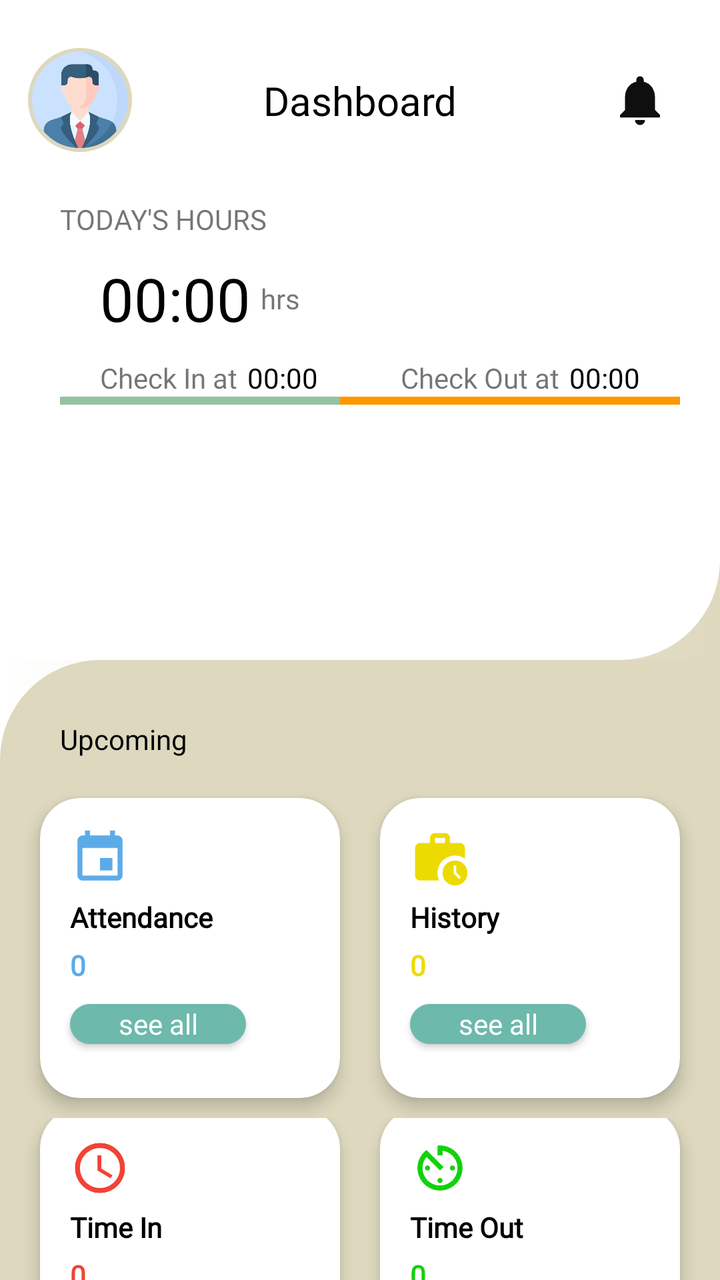
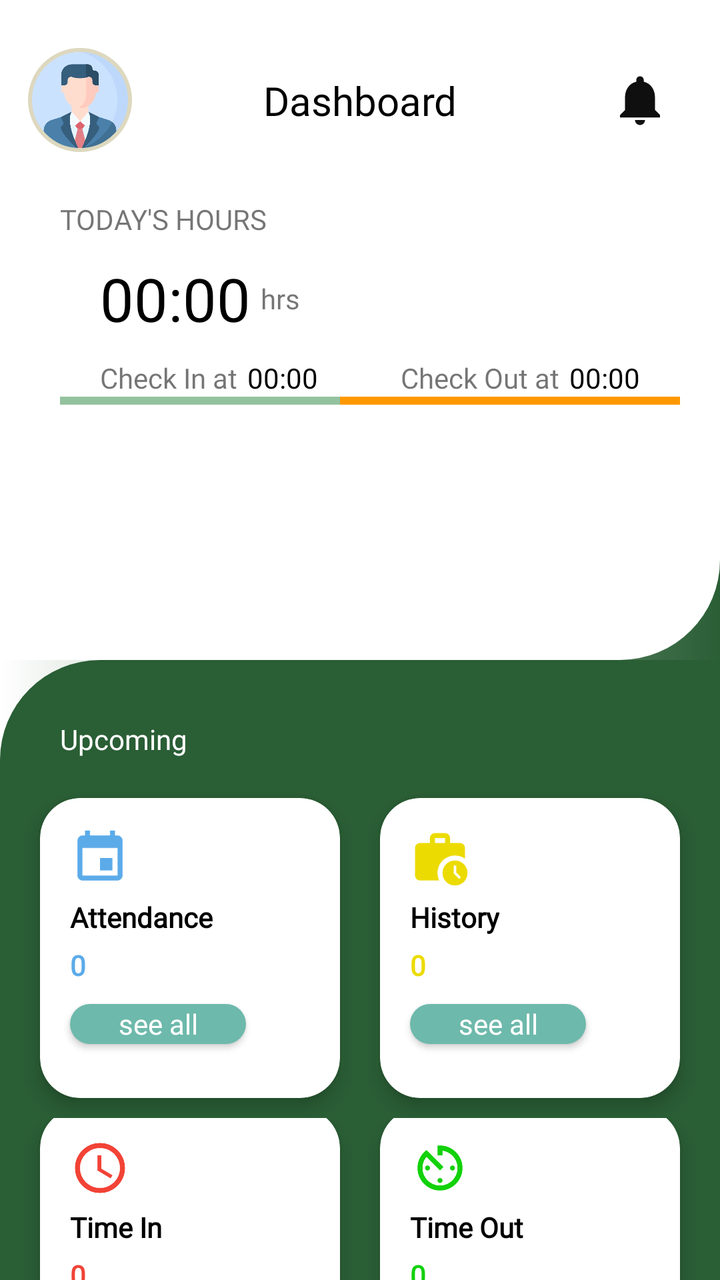

Screens rendered from an Android XML layout before and after an edit, with the pre-edit source and the edit as a unified diff.
<!-- AndroidManifest.xml: application theme Theme.CDMRollHub -->
<!-- res/layout/fragment_home.xml -->
<?xml version="1.0" encoding="utf-8"?>
<FrameLayout xmlns:android="http://schemas.android.com/apk/res/android"
    xmlns:tools="http://schemas.android.com/tools"
    android:layout_width="match_parent"
    android:layout_height="match_parent"
    xmlns:app="http://schemas.android.com/apk/res-auto"
    tools:context=".dashboard.Home">

    <RelativeLayout
        android:layout_width="match_parent"
        android:layout_height="match_parent"
        android:background="@drawable/dashboard_middle_background">

        <LinearLayout
            android:id="@+id/top_background"
            android:layout_width="match_parent"
            android:layout_height="330dp"
            android:background="@drawable/dashboard_top_background"
            android:layout_alignParentTop="true"
            android:gravity="center"
            android:orientation="vertical">

            <LinearLayout
                android:layout_width="match_parent"
                android:layout_height="match_parent"
                android:orientation="vertical">

                <androidx.constraintlayout.widget.ConstraintLayout
                    android:layout_width="match_parent"
                    android:layout_height="wrap_content"
                    android:layout_marginTop="20dp">

                    <com.google.android.material.imageview.ShapeableImageView
                        android:id="@+id/profilePic"
                        android:layout_width="60dp"
                        android:layout_height="60dp"
                        android:layout_marginStart="10dp"
                        android:clickable="true"
                        android:focusable="true"
                        android:padding="5dp"
                        android:scaleType="centerCrop"
                        android:src="@drawable/profile_icon"
                        app:layout_constraintStart_toStartOf="parent"
                        app:layout_constraintTop_toTopOf="parent"
                        app:layout_constraintBottom_toBottomOf="parent"
                        app:shapeAppearanceOverlay="@style/circular"
                        app:strokeColor="@color/brown"
                        app:strokeWidth="2dp"
                        tools:ignore="SpeakableTextPresentCheck" />

                    <TextView
                        android:id="@+id/dashboardNameText"
                        android:layout_width="wrap_content"
                        android:layout_height="wrap_content"
                        android:text="Dashboard"
                        android:fontFamily="@font/poppins_bold"
                        android:textColor="@color/black"
                        android:textSize="20dp"
                        android:layout_marginStart="10dp"
                        android:layout_marginEnd="10dp"
                        app:layout_constraintTop_toTopOf="parent"
                        app:layout_constraintBottom_toBottomOf="parent"
                        app:layout_constraintStart_toEndOf="@+id/profilePic"
                        app:layout_constraintEnd_toStartOf="@+id/notificationBttn"/>

                    <ImageView
                        android:id="@+id/notificationBttn"
                        android:layout_width="60dp"
                        android:layout_height="30dp"
                        android:src="@drawable/baseline_notifications_24"
                        app:layout_constraintTop_toTopOf="parent"
                        app:layout_constraintBottom_toBottomOf="parent"
                        app:layout_constraintEnd_toEndOf="parent"
                        android:layout_marginEnd="10dp"/>

                </androidx.constraintlayout.widget.ConstraintLayout>

                <androidx.constraintlayout.widget.ConstraintLayout
                    android:layout_width="match_parent"
                    android:layout_height="wrap_content"
                    android:layout_marginTop="20dp">

                    <LinearLayout
                        android:id="@+id/linView"
                        android:layout_width="match_parent"
                        android:layout_height="wrap_content"
                        app:layout_constraintTop_toTopOf="parent"
                        app:layout_constraintStart_toStartOf="parent"
                        app:layout_constraintEnd_toEndOf="parent"
                        android:orientation="vertical"
                        android:layout_marginStart="30dp"
                        android:layout_marginEnd="20dp"
                        android:layout_marginBottom="10dp">

                        <TextView
                            android:layout_width="wrap_content"
                            android:layout_height="wrap_content"
                            android:text="TODAY'S HOURS"
                            android:fontFamily="@font/poppins_bold"/>

                        <androidx.constraintlayout.widget.ConstraintLayout
                            android:layout_width="match_parent"
                            android:layout_height="wrap_content">

                            <TextView
                                android:id="@+id/hours"
                                android:layout_width="wrap_content"
                                android:layout_height="wrap_content"
                                android:text="00:00"
                                android:textColor="@color/black"
                                android:fontFamily="@font/poppins_bold"
                                android:textSize="30dp"
                                app:layout_constraintTop_toTopOf="parent"
                                app:layout_constraintBottom_toBottomOf="parent"
                                app:layout_constraintStart_toStartOf="parent"
                                android:layout_marginStart="20dp"
                                android:layout_marginTop="10dp"/>

                            <TextView
                                android:layout_width="wrap_content"
                                android:layout_height="wrap_content"
                                android:text="hrs"
                                android:fontFamily="@font/poppins"
                                android:layout_marginStart="5dp"
                                app:layout_constraintTop_toTopOf="parent"
                                app:layout_constraintBottom_toBottomOf="parent"
                                app:layout_constraintStart_toEndOf="@+id/hours"
                                android:layout_marginTop="10dp"/>
                        </androidx.constraintlayout.widget.ConstraintLayout>

                        <androidx.constraintlayout.widget.ConstraintLayout
                            android:layout_width="match_parent"
                            android:layout_height="wrap_content">

                            <TextView
                                android:id="@+id/checkInText"
                                android:layout_width="wrap_content"
                                android:layout_height="wrap_content"
                                android:text="Check In at"
                                android:fontFamily="@font/poppins"
                                app:layout_constraintTop_toTopOf="parent"
                                app:layout_constraintBottom_toBottomOf="parent"
                                app:layout_constraintStart_toStartOf="parent"
                                android:layout_marginStart="20dp"
                                android:layout_marginTop="10dp"/>

                            <TextView
                                android:id="@+id/checkInTime"
                                android:layout_width="wrap_content"
                                android:layout_height="wrap_content"
                                android:text="00:00"
                                android:textColor="@color/black"
                                android:fontFamily="@font/poppins_bold"
                                app:layout_constraintTop_toTopOf="parent"
                                app:layout_constraintBottom_toBottomOf="parent"
                                app:layout_constraintStart_toEndOf="@+id/checkInText"
                                android:layout_marginStart="5dp"
                                android:layout_marginTop="10dp"/>

                            <TextView
                                android:id="@+id/checkOutText"
                                android:layout_width="wrap_content"
                                android:layout_height="wrap_content"
                                android:text="Check Out at"
                                android:fontFamily="@font/poppins"
                                app:layout_constraintTop_toTopOf="parent"
                                app:layout_constraintBottom_toBottomOf="parent"
                                app:layout_constraintEnd_toStartOf="@+id/checkOutTime"
                                android:layout_marginEnd="5dp"
                                android:layout_marginTop="10dp"/>

                            <TextView
                                android:id="@+id/checkOutTime"
                                android:layout_width="wrap_content"
                                android:layout_height="wrap_content"
                                android:text="00:00"
                                android:textColor="@color/black"
                                android:fontFamily="@font/poppins_bold"
                                app:layout_constraintTop_toTopOf="parent"
                                app:layout_constraintBottom_toBottomOf="parent"
                                app:layout_constraintEnd_toEndOf="parent"
                                android:layout_marginEnd="20dp"
                                android:layout_marginTop="10dp"/>
                        </androidx.constraintlayout.widget.ConstraintLayout>

                        <androidx.constraintlayout.widget.ConstraintLayout
                            android:layout_width="match_parent"
                            android:layout_height="wrap_content">

                            <com.google.android.material.progressindicator.LinearProgressIndicator
                                android:layout_width="170dp"
                                android:layout_height="wrap_content"
                                app:trackColor="@color/light_green"
                                app:layout_constraintTop_toTopOf="parent"
                                app:layout_constraintBottom_toBottomOf="parent"
                                app:layout_constraintStart_toStartOf="parent"/>

                            <com.google.android.material.progressindicator.LinearProgressIndicator
                                android:layout_width="170dp"
                                android:layout_height="wrap_content"
                                app:trackColor="@color/orange"
                                app:layout_constraintTop_toTopOf="parent"
                                app:layout_constraintBottom_toBottomOf="parent"
                                app:layout_constraintEnd_toEndOf="parent"/>
                        </androidx.constraintlayout.widget.ConstraintLayout>
                    </LinearLayout>
                </androidx.constraintlayout.widget.ConstraintLayout>
            </LinearLayout>

        </LinearLayout>

        <LinearLayout
            android:layout_width="match_parent"
            android:layout_height="wrap_content"
            android:layout_below="@+id/top_background"
            android:layout_alignParentBottom="true"
            android:layout_marginTop="0dp"
            android:background="@drawable/dashboard_bottom_background"
            android:orientation="vertical">

            <androidx.constraintlayout.widget.ConstraintLayout
                android:layout_width="match_parent"
                android:layout_height="match_parent">

                <TextView
                    android:id="@+id/upcomingText"
                    android:layout_width="wrap_content"
                    android:layout_height="wrap_content"
                    android:text="Upcoming"
                    android:textColor="@color/black"
                    android:fontFamily="@font/poppins_bold"
                    android:layout_marginTop="30dp"
                    android:layout_marginStart="30dp"
                    app:layout_constraintTop_toTopOf="parent"
                    app:layout_constraintBottom_toTopOf="@+id/linearUpcoming"
                    app:layout_constraintStart_toStartOf="parent"/>

                <LinearLayout
                    android:id="@+id/linearUpcoming"
                    android:layout_width="match_parent"
                    android:layout_height="wrap_content"
                    android:layout_marginTop="10dp"
                    app:layout_constraintTop_toBottomOf="@+id/upcomingText"
                    app:layout_constraintStart_toStartOf="parent"
                    app:layout_constraintEnd_toEndOf="parent"
                    android:orientation="vertical">

                    <LinearLayout
                        android:layout_width="match_parent"
                        android:layout_height="wrap_content"
                        android:layout_gravity="center"
                        android:gravity="center"
                        android:orientation="horizontal">

                        <androidx.cardview.widget.CardView
                            android:layout_width="150dp"
                            android:layout_height="150dp"
                            android:layout_margin="10dp"
                            android:background="#f8f8f8"
                            app:cardCornerRadius="20dp"
                            app:cardElevation="5dp">

                            <LinearLayout
                                android:layout_width="match_parent"
                                android:layout_height="match_parent"
                                android:orientation="vertical"
                                tools:ignore="UseCompoundDrawables">

                                <ImageView
                                    android:layout_width="30dp"
                                    android:layout_height="30dp"
                                    android:src="@drawable/baseline_event_24"
                                    android:tint="#5CABE9"
                                    android:layout_marginTop="15dp"
                                    android:layout_marginStart="15dp"
                                    tools:ignore="UseAppTint" />

                                <TextView
                                    android:layout_width="wrap_content"
                                    android:layout_height="wrap_content"
                                    android:text="Attendance"
                                    android:fontFamily="@font/poppins_bold"
                                    android:textColor="@color/black"
                                    android:textStyle="bold"
                                    android:layout_marginTop="5dp"
                                    android:layout_marginStart="15dp"
                                    android:layout_marginEnd="15dp"/>

                                <TextView
                                    android:layout_width="wrap_content"
                                    android:layout_height="wrap_content"
                                    android:text="0"
                                    android:fontFamily="@font/poppins_bold"
                                    android:textColor="#5CABE9"
                                    android:textStyle="bold"
                                    android:layout_marginTop="5dp"
                                    android:layout_marginStart="15dp"/>

                                <androidx.appcompat.widget.AppCompatButton
                                    android:id="@+id/eventsBttn"
                                    android:layout_width="wrap_content"
                                    android:layout_height="20dp"
                                    android:layout_marginStart="15dp"
                                    android:layout_marginTop="10dp"
                                    android:layout_marginBottom="10dp"
                                    android:background="@drawable/btn_login"
                                    android:fontFamily="@font/poppins"
                                    android:text="see all"
                                    android:textAllCaps="false"
                                    android:textColor="@color/white"
                                    tools:ignore="TouchTargetSizeCheck" />

                            </LinearLayout>

                        </androidx.cardview.widget.CardView>

                        <androidx.cardview.widget.CardView
                            android:layout_width="150dp"
                            android:layout_height="150dp"
                            android:layout_margin="10dp"
                            android:background="#f8f8f8"
                            app:cardCornerRadius="20dp"
                            app:cardElevation="5dp">

                            <LinearLayout
                                android:layout_width="match_parent"
                                android:layout_height="match_parent"
                                android:orientation="vertical"
                                tools:ignore="UseCompoundDrawables">

                                <ImageView
                                    android:layout_width="30dp"
                                    android:layout_height="30dp"
                                    android:tint="#ECDB00"
                                    android:src="@drawable/baseline_work_history_24"
                                    android:layout_marginTop="15dp"
                                    android:layout_marginStart="15dp"
                                    tools:ignore="UseAppTint" />

                                <TextView
                                    android:layout_width="wrap_content"
                                    android:layout_height="wrap_content"
                                    android:text="History"
                                    android:fontFamily="@font/poppins_bold"
                                    android:textColor="@color/black"
                                    android:textStyle="bold"
                                    android:layout_marginTop="5dp"
                                    android:layout_marginStart="15dp"/>

                                <TextView
                                    android:layout_width="wrap_content"
                                    android:layout_height="wrap_content"
                                    android:text="0"
                                    android:fontFamily="@font/poppins_bold"
                                    android:textColor="#ECDB00"
                                    android:textStyle="bold"
                                    android:layout_marginTop="5dp"
                                    android:layout_marginStart="15dp"/>

                                <androidx.appcompat.widget.AppCompatButton
                                    android:id="@+id/holidayBttn"
                                    android:layout_width="wrap_content"
                                    android:layout_height="20dp"
                                    android:layout_marginStart="15dp"
                                    android:layout_marginTop="10dp"
                                    android:layout_marginBottom="10dp"
                                    android:background="@drawable/btn_login"
                                    android:fontFamily="@font/poppins"
                                    android:text="see all"
                                    android:textAllCaps="false"
                                    android:textColor="@color/white"
                                    tools:ignore="TouchTargetSizeCheck" />

                            </LinearLayout>

                        </androidx.cardview.widget.CardView>
                    </LinearLayout>

                    <LinearLayout
                        android:layout_width="match_parent"
                        android:layout_height="wrap_content"
                        android:layout_gravity="center"
                        android:gravity="center"
                        android:orientation="horizontal">

                        <androidx.cardview.widget.CardView
                            android:layout_width="150dp"
                            android:layout_height="150dp"
                            android:layout_margin="10dp"
                            android:background="#f8f8f8"
                            app:cardCornerRadius="20dp"
                            app:cardElevation="5dp">

                            <LinearLayout
                                android:layout_width="match_parent"
                                android:layout_height="match_parent"
                                android:orientation="vertical"
                                tools:ignore="UseCompoundDrawables">

                                <ImageView
                                    android:layout_width="30dp"
                                    android:layout_height="30dp"
                                    android:src="@drawable/baseline_access_time_24"
                                    android:layout_marginTop="15dp"
                                    android:layout_marginStart="15dp"/>

                                <TextView
                                    android:layout_width="wrap_content"
                                    android:layout_height="wrap_content"
                                    android:text="Time In"
                                    android:fontFamily="@font/poppins_bold"
                                    android:textColor="@color/black"
                                    android:textStyle="bold"
                                    android:layout_marginTop="5dp"
                                    android:layout_marginStart="15dp"/>

                                <TextView
                                    android:layout_width="wrap_content"
                                    android:layout_height="wrap_content"
                                    android:text="0"
                                    android:fontFamily="@font/poppins_bold"
                                    android:textColor="#F04336"
                                    android:textStyle="bold"
                                    android:layout_marginTop="5dp"
                                    android:layout_marginStart="15dp"/>

                                <androidx.appcompat.widget.AppCompatButton
                                    android:id="@+id/timeInBttn"
                                    android:layout_width="wrap_content"
                                    android:layout_height="20dp"
                                    android:layout_marginStart="15dp"
                                    android:layout_marginTop="10dp"
                                    android:layout_marginBottom="10dp"
                                    android:background="@drawable/btn_login"
                                    android:fontFamily="@font/poppins"
                                    android:text="see all"
                                    android:textAllCaps="false"
                                    android:textColor="@color/white"
                                    tools:ignore="TouchTargetSizeCheck" />

                            </LinearLayout>

                        </androidx.cardview.widget.CardView>

                        <androidx.cardview.widget.CardView
                            android:layout_width="150dp"
                            android:layout_height="150dp"
                            android:layout_margin="10dp"
                            android:background="#f8f8f8"
                            app:cardCornerRadius="20dp"
                            app:cardElevation="5dp">

                            <LinearLayout
                                android:layout_width="match_parent"
                                android:layout_height="match_parent"
                                android:orientation="vertical"
                                tools:ignore="UseCompoundDrawables">

                                <ImageView
                                    android:layout_width="30dp"
                                    android:layout_height="30dp"
                                    android:src="@drawable/baseline_av_timer_24"
                                    android:layout_marginTop="15dp"
                                    android:layout_marginStart="15dp"/>

                                <TextView
                                    android:layout_width="wrap_content"
                                    android:layout_height="wrap_content"
                                    android:text="Time Out"
                                    android:fontFamily="@font/poppins_bold"
                                    android:textColor="@color/black"
                                    android:textStyle="bold"
                                    android:layout_marginTop="5dp"
                                    android:layout_marginStart="15dp"/>

                                <TextView
                                    android:layout_width="wrap_content"
                                    android:layout_height="wrap_content"
                                    android:text="0"
                                    android:fontFamily="@font/poppins_bold"
                                    android:textColor="#12D10A"
                                    android:textStyle="bold"
                                    android:layout_marginTop="5dp"
                                    android:layout_marginStart="15dp"/>

                                <androidx.appcompat.widget.AppCompatButton
                                    android:id="@+id/timeOutBttn"
                                    android:layout_width="wrap_content"
                                    android:layout_height="20dp"
                                    android:layout_marginStart="15dp"
                                    android:layout_marginTop="10dp"
                                    android:layout_marginBottom="10dp"
                                    android:background="@drawable/btn_login"
                                    android:fontFamily="@font/poppins"
                                    android:text="see all"
                                    android:textAllCaps="false"
                                    android:textColor="@color/white"
                                    tools:ignore="TouchTargetSizeCheck" />

                            </LinearLayout>

                        </androidx.cardview.widget.CardView>
                    </LinearLayout>
                </LinearLayout>
            </androidx.constraintlayout.widget.ConstraintLayout>

        </LinearLayout>

    </RelativeLayout>

</FrameLayout>
<!-- resources referenced by this layout -->
<resources>
  <color name="black">#FF000000</color>
  <color name="brown">#DDD8BE</color>
  <color name="light_green">#94C29E</color>
  <color name="orange">#FF9800</color>
  <color name="white">#FFFFFFFF</color>
  <!-- drawable baseline_event_24 (drawable) -->
  <vector xmlns:android="http://schemas.android.com/apk/res/android" android:height="24dp" android:tint="#EEDC00" android:viewportHeight="24" android:viewportWidth="24" android:width="24dp">
        
      <path android:fillColor="@android:color/white" android:pathData="M17,12h-5v5h5v-5zM16,1v2L8,3L8,1L6,1v2L5,3c-1.11,0 -1.99,0.9 -1.99,2L3,19c0,1.1 0.89,2 2,2h14c1.1,0 2,-0.9 2,-2L21,5c0,-1.1 -0.9,-2 -2,-2h-1L18,1h-2zM19,19L5,19L5,8h14v11z"/>
      
  </vector>
  <!-- drawable baseline_notifications_24 (drawable) -->
  <vector xmlns:android="http://schemas.android.com/apk/res/android" android:height="24dp" android:tint="#100F0F" android:viewportHeight="24" android:viewportWidth="24" android:width="24dp">
        
      <path android:fillColor="@android:color/white" android:pathData="M12,22c1.1,0 2,-0.9 2,-2h-4c0,1.1 0.89,2 2,2zM18,16v-5c0,-3.07 -1.64,-5.64 -4.5,-6.32L13.5,4c0,-0.83 -0.67,-1.5 -1.5,-1.5s-1.5,0.67 -1.5,1.5v0.68C7.63,5.36 6,7.92 6,11v5l-2,2v1h16v-1l-2,-2z"/>
      
  </vector>
  <!-- drawable btn_login (drawable) -->
  <?xml version="1.0" encoding="utf-8"?>
  <ripple xmlns:android="http://schemas.android.com/apk/res/android"
      android:color="@color/black">
      <item>
          <shape android:shape="rectangle">
              <corners android:radius="10sp"/>
              <solid android:color="@color/lime_green"/>
          </shape>
      </item>
  </ripple>
  <!-- drawable dashboard_bottom_background (drawable) -->
  <?xml version="1.0" encoding="utf-8"?>
  <shape android:shape="rectangle" xmlns:android="http://schemas.android.com/apk/res/android">
      <solid
          android:color="@color/brown" />
      <corners
          android:topLeftRadius="50dp"/>
  </shape>
  <!-- drawable dashboard_middle_background (drawable) -->
  <?xml version="1.0" encoding="utf-8"?>
  <shape android:shape="rectangle" xmlns:android="http://schemas.android.com/apk/res/android">
      <gradient
          android:type="linear"
          android:startColor="@color/white"
          android:endColor="@color/brown">
      </gradient>
  </shape>
  <!-- drawable dashboard_top_background (drawable) -->
  <?xml version="1.0" encoding="utf-8"?>
  <shape android:shape="rectangle" xmlns:android="http://schemas.android.com/apk/res/android">
      <solid
          android:color="@color/white" />
      <corners
          android:bottomRightRadius="50dp"/>
  </shape>
  <style name="circular" parent="">
          <item name="cornerFamily">rounded</item>
          <item name="cornerSize">50%</item>
      </style>
  <style name="Theme.CDMRollHub" parent="Base.Theme.CDMRollHub" />
  <color name="lime_green">#6DB9AB</color>
  <style name="Base.Theme.CDMRollHub" parent="Theme.MaterialComponents.DayNight.NoActionBar">
          
          <item name="colorPrimary">@color/black</item>
          <item name="colorPrimaryVariant">@color/black</item>
          <item name="colorOnPrimary">@color/red</item>
          
          <item name="colorSecondary">@color/white</item>
          <item name="colorSecondaryVariant">@color/dark_green</item>
          <item name="colorOnSecondary">@color/red</item>
          
          <item name="android:statusBarColor">?attr/colorPrimaryVariant</item>
      </style>
  <color name="red">#EF233C</color>
  <color name="dark_green">#2A5E35</color>
  <!-- unchanged entries left out for length: 4 -->
</resources>

<!-- the commit's change to res/layout/fragment_home.xml (unified diff, before → after) -->
@@ -227,7 +227,7 @@
                     android:layout_width="wrap_content"
                     android:layout_height="wrap_content"
                     android:text="Upcoming"
-                    android:textColor="@color/black"
+                    android:textColor="@color/white"
                     android:fontFamily="@font/poppins_bold"
                     android:layout_marginTop="30dp"
                     android:layout_marginStart="30dp"
<!-- resource entries referenced after the edit -->
@@ -32,7 +32,7 @@
   <?xml version="1.0" encoding="utf-8"?>
   <shape android:shape="rectangle" xmlns:android="http://schemas.android.com/apk/res/android">
       <solid
-          android:color="@color/brown" />
+          android:color="@color/dark_green" />
       <corners
           android:topLeftRadius="50dp"/>
   </shape>
@@ -42,7 +42,7 @@
       <gradient
           android:type="linear"
           android:startColor="@color/white"
-          android:endColor="@color/brown">
+          android:endColor="@color/dark_green">
       </gradient>
   </shape>
   <!-- drawable dashboard_top_background (drawable) -->
@@ -59,7 +59,7 @@
       </style>
   <style name="Theme.CDMRollHub" parent="Base.Theme.CDMRollHub" />
   <color name="lime_green">#6DB9AB</color>
-  <style name="Base.Theme.CDMRollHub" parent="Theme.MaterialComponents.DayNight.NoActionBar">
+  <style name="Base.Theme.CDMRollHub" parent="Theme.MaterialComponents.Light.NoActionBar">
           
           <item name="colorPrimary">@color/black</item>
           <item name="colorPrimaryVariant">@color/black</item>
